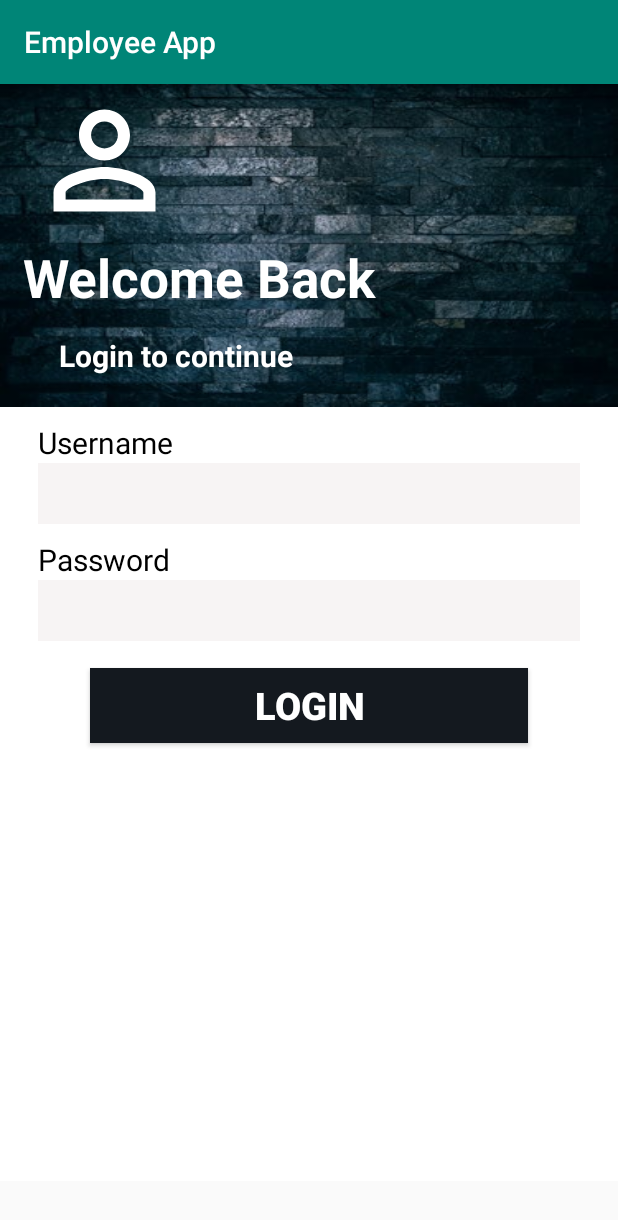
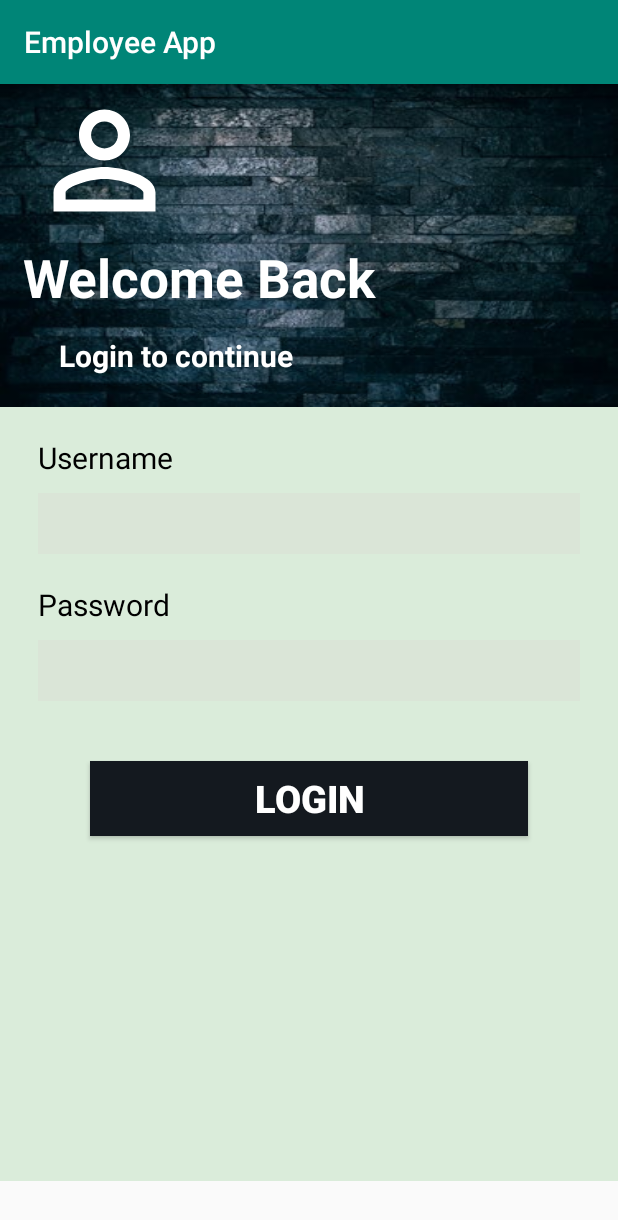
Before and after one commit to glen33lobo/EmployeeApp, an Android app: the screen it shows after launch (MainActivity), on a phone screen of 412 x 824 dp. Shown: the top 1220 px of the screen. Run offline under Robolectric (Android 15) with nearby library versions, the phone set to English and light mode, and no system bars; our stand-ins replace Volley.

Commit message:
Early update app 7

```diff
--- /dev/null
+++ b/app/src/main/java/com/example/android/employeeapp/Splash.java
@@ -0,0 +1,42 @@
+package com.example.android.employeeapp;
+
+import androidx.appcompat.app.AppCompatActivity;
+
+import android.content.Intent;
+import android.content.SharedPreferences;
+import android.os.Bundle;
+import android.widget.Toast;
+
+
+public class Splash extends AppCompatActivity {
+
+
+    @Override
+    protected void onCreate(Bundle savedInstanceState) {
+        super.onCreate(savedInstanceState);
+        setContentView(R.layout.activity_splash);
+
+
+        /****** Create Thread that will sleep for 5 seconds****/
+        Thread background = new Thread() {
+            public void run() {
+                try {
+                    // Thread will sleep for 5 seconds
+                    sleep(2 * 1000);
+
+                    // After 5 seconds redirect to another intent
+                    Intent i = new Intent(getBaseContext(), MainActivity.class);
+                    startActivity(i);
+
+                    //Remove activity
+                    finish();
+                } catch (Exception e) {
+                }
+            }
+        };
+        // start thread
+        background.start();
+
+    }
+
+}
--- a/app/src/main/res/layout/activity_all_employers.xml
+++ b/app/src/main/res/layout/activity_all_employers.xml
@@ -4,13 +4,15 @@
     xmlns:tools="http://schemas.android.com/tools"
     android:layout_width="match_parent"
     android:layout_height="match_parent"
-    tools:context=".All_Employers">
+    tools:context=".All_Employers"
+    android:background="#DAECDA">
 
     <androidx.recyclerview.widget.RecyclerView
         android:id="@+id/employers_list"
         android:layout_width="match_parent"
         android:layout_height="wrap_content"
-        android:orientation="vertical">
+        android:orientation="vertical"
+        >
 
     </androidx.recyclerview.widget.RecyclerView>
 
--- a/app/src/main/res/layout/activity_emp_activities.xml
+++ b/app/src/main/res/layout/activity_emp_activities.xml
@@ -12,5 +12,6 @@
         android:layout_height="match_parent"
         android:id="@+id/activity_list"
         android:divider="@null"
-        android:dividerHeight="3dp"></ListView>
+        android:dividerHeight="3dp"
+        android:background="#DAECDA"></ListView>
 </LinearLayout>
--- a/app/src/main/res/layout/activity_employee__main.xml
+++ b/app/src/main/res/layout/activity_employee__main.xml
@@ -11,7 +11,8 @@
     <TextView
         android:layout_width="122dp"
         android:layout_height="wrap_content"
-        android:text="Date"
+        android:text="Date :"
+        android:textStyle="bold"
         android:id="@+id/d1"
         android:layout_marginTop="15dp"
         android:layout_marginLeft="30dp"
--- a/app/src/main/res/layout/activity_main.xml
+++ b/app/src/main/res/layout/activity_main.xml
@@ -59,7 +59,7 @@
         android:layout_height="516dp"
         android:layout_below="@id/rl1"
         android:orientation="vertical"
-        android:background="#FFFFFF">
+        android:background="#DAECDA">
 
         <TextView
             android:layout_width="wrap_content"
@@ -68,7 +68,8 @@
             android:paddingLeft="25dp"
             android:paddingTop="10dp"
             android:text="Username"
-            android:textColor="#000000"/>
+            android:textColor="#000000"
+            android:layout_marginTop="10dp"/>
 
         <EditText
             android:id="@+id/uname"
@@ -76,6 +77,7 @@
             android:layout_height="wrap_content"
             android:layout_marginLeft="25dp"
             android:layout_marginRight="25dp"
+            android:layout_marginTop="10dp"
             android:textColor="#375E57"
             android:textSize="30dp"
             android:background="#37DACDCD"/>
@@ -86,6 +88,7 @@
             android:textSize="20sp"
             android:paddingLeft="25dp"
             android:paddingTop="10dp"
+            android:layout_marginTop="10dp"
             android:text="Password"
             android:textColor="#000000"/>
 
@@ -97,7 +100,7 @@
             android:layout_marginRight="25dp"
             android:password="true"
             android:background="#37DACDCD"
-
+            android:layout_marginTop="10dp"
             android:textColor="#375E57"
             android:textSize="30dp" />
 
@@ -110,9 +113,10 @@
             android:fontFamily="sans-serif-black"
             android:layout_centerInParent="true"
             android:layout_marginHorizontal="60dp"
-            android:layout_marginVertical="18dp"
+            android:layout_marginVertical="40dp"
             android:background="#14191F"
-            android:text="login" />
+            android:text="login"
+            />
 
     </LinearLayout>
 </RelativeLayout>
--- a/app/src/main/res/values/styles.xml
+++ b/app/src/main/res/values/styles.xml
@@ -8,4 +8,10 @@
         <item name="colorAccent">@color/colorAccent</item>
     </style>
 
+    <style name="AppTheme.NoActionBar" parent="Theme.AppCompat.Light.DarkActionBar">
+        <item name="windowActionBar">false</item>
+        <item name="windowNoTitle">true</item>
+        <item name="android:windowFullscreen">true</item>
+    </style>
+
 </resources>
```
Also changed, not shown: app/src/main/AndroidManifest.xml (+8 -7 lines), app/src/main/java/com/example/android/employeeapp/All_Employers.java (+9 -2 lines), app/src/main/java/com/example/android/employeeapp/EmpActivities.java (+9 -2 lines), app/src/main/java/com/example/android/employeeapp/Employee_Main.java (+6 -3 lines), app/src/main/java/com/example/android/employeeapp/MainActivity.java (+12 -3 lines), app/src/main/res/layout/activity_splash.xml (added, +10 -0 lines), app/src/main/res/layout/list_details.xml (+7 -6 lines), app/src/main/res/drawable-hdpi/splash.png (added), app/src/main/res/drawable-mdpi/splash.png (added), app/src/main/res/drawable-xhdpi/splash.png (added), app/src/main/res/drawable-xxhdpi/splash.png (added), app/src/main/res/drawable-xxxhdpi/splash.png (added).
